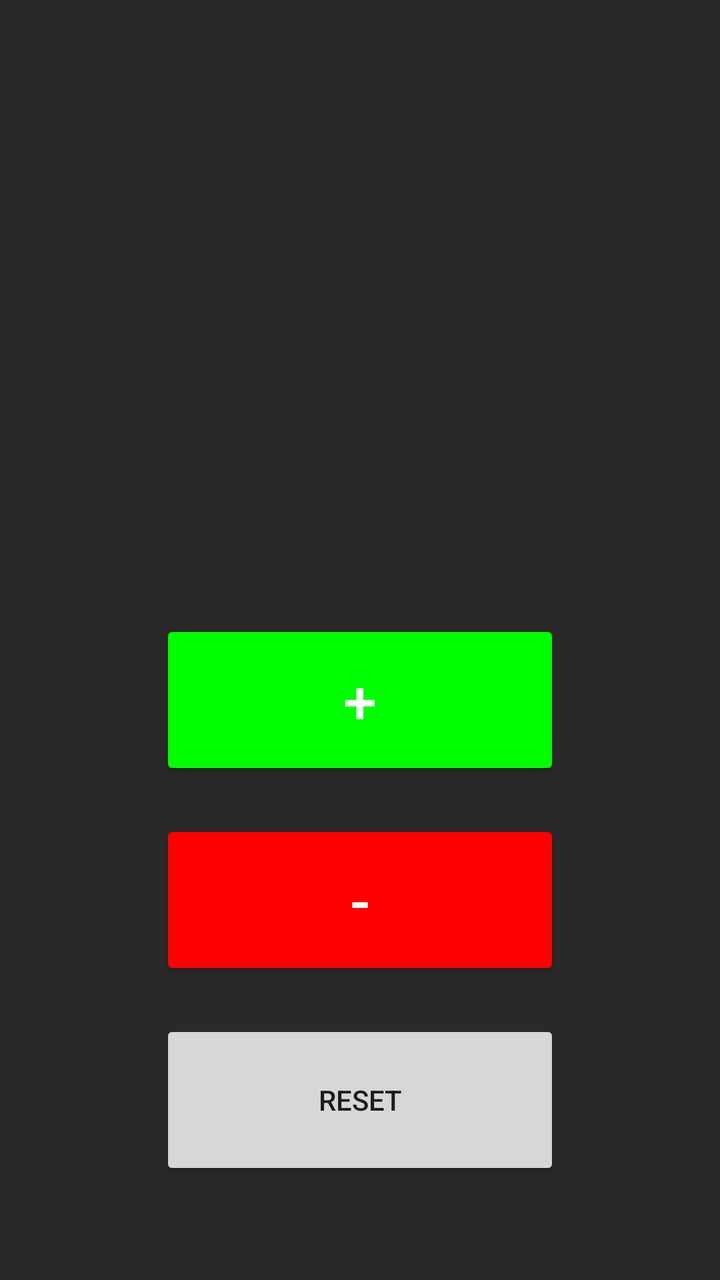
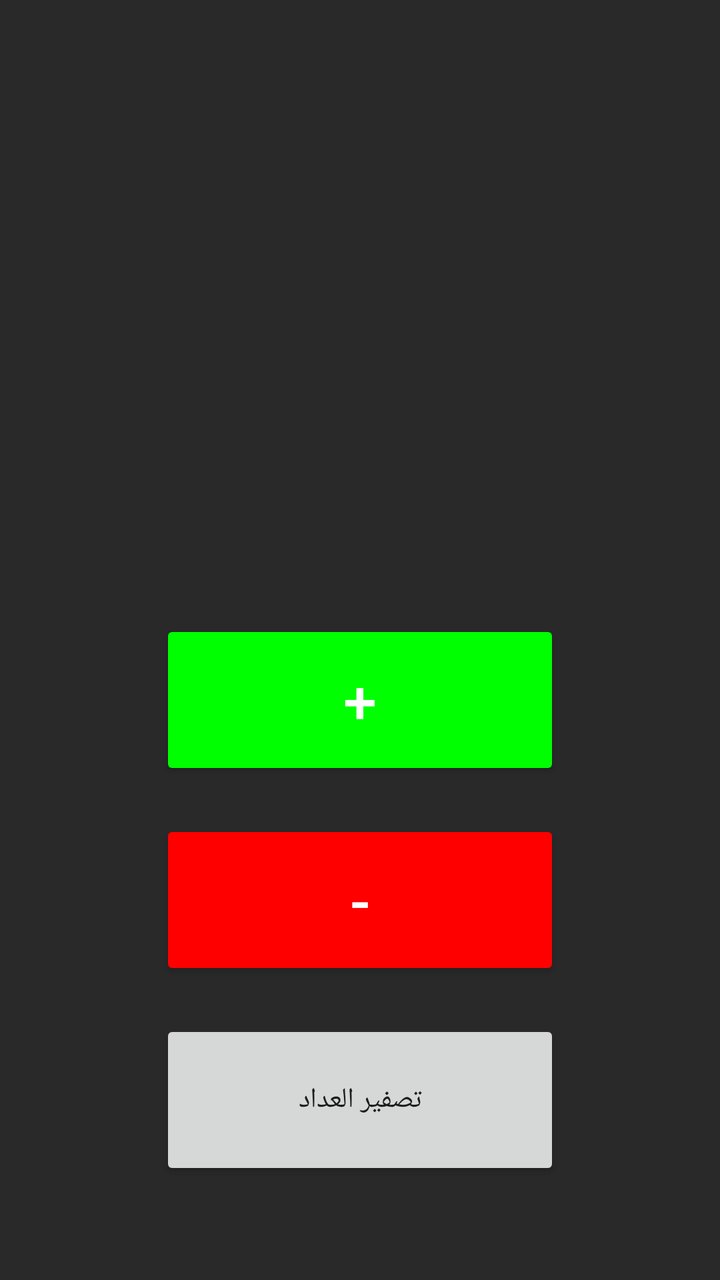

Compare the two renders of this Android layout. The source of the first and the diff that turns it into the second are given below.
<!-- AndroidManifest.xml: application theme Theme.App -->
<!-- res/layout/activity_main.xml -->
<?xml version="1.0" encoding="utf-8"?>
<androidx.constraintlayout.widget.ConstraintLayout xmlns:android="http://schemas.android.com/apk/res/android"
    xmlns:app="http://schemas.android.com/apk/res-auto"
    android:layout_width="match_parent"
    android:layout_height="match_parent"
    android:background="#292929">
    
    <TextView
        android:layout_width="wrap_content"
        android:layout_height="wrap_content"
        app:layout_constraintTop_toTopOf="parent"
        app:layout_constraintBottom_toBottomOf="parent"
        app:layout_constraintStart_toStartOf="parent"
        app:layout_constraintEnd_toEndOf="parent"
        android:id="@+id/tvCounter"
        android:textSize="40sp"
        />
    
    <Button
        android:layout_width="200dp"
        android:layout_height="80dp"
        app:layout_constraintBottom_toBottomOf="parent"
        app:layout_constraintStart_toStartOf="parent"
        app:layout_constraintEnd_toEndOf="parent"
        android:text="+"
        android:layout_marginBottom="250dp"
        android:id="@+id/buttonIncrement"
        android:backgroundTint="#00FF00"
        android:textColor="#FFFFFF"
        android:textSize="30sp"
        />
    
    <Button
        android:layout_width="200dp"
        android:layout_height="80dp"
        app:layout_constraintTop_toBottomOf="@id/buttonIncrement"
        app:layout_constraintStart_toStartOf="parent"
        app:layout_constraintEnd_toEndOf="parent"
        android:text="-"
        android:layout_marginTop="20dp"
        android:id="@+id/buttonneg"
        android:backgroundTint="#FF0000"
        android:textColor="#FFFFFF"
        android:textSize="30sp"
        />
    
    <Button
        android:layout_width="200dp"
        android:layout_height="80dp"
        app:layout_constraintTop_toBottomOf="@id/buttonneg"
        app:layout_constraintStart_toStartOf="parent"
        app:layout_constraintEnd_toEndOf="parent"
        android:text="Reset"
        android:layout_marginTop="20dp"
        android:id="@+id/Reset"
        />

</androidx.constraintlayout.widget.ConstraintLayout>
<!-- resources referenced by this layout -->
<resources>
  <style name="Theme.App" parent="android:Theme.Material.Light">
          <item name="android:colorPrimary">@color/primary</item>
      </style>
  <color name="primary">#FF6200EE</color>
</resources>

<!-- the commit's change to res/layout/activity_main.xml (unified diff, before → after) -->
@@ -13,7 +13,7 @@
         app:layout_constraintStart_toStartOf="parent"
         app:layout_constraintEnd_toEndOf="parent"
         android:id="@+id/tvCounter"
-        android:textSize="40sp"
+        android:textSize="30sp"
         />
     
     <Button
@@ -50,7 +50,7 @@
         app:layout_constraintTop_toBottomOf="@id/buttonneg"
         app:layout_constraintStart_toStartOf="parent"
         app:layout_constraintEnd_toEndOf="parent"
-        android:text="Reset"
+        android:text="تصفير العداد"
         android:layout_marginTop="20dp"
         android:id="@+id/Reset"
         />
